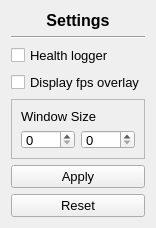
Above: ui/settings_window.ui from kpdudek/PhysicsSim before the change. Below: the same form after it.
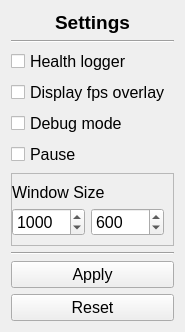
That is the form after the change.

Commit message: Settings window now controls game window size, debug mode, and pause state

Patch:
```diff
--- a/ui/settings_window.ui
+++ b/ui/settings_window.ui
@@ -6,8 +6,8 @@
    <rect>
     <x>0</x>
     <y>0</y>
-    <width>147</width>
-    <height>224</height>
+    <width>179</width>
+    <height>317</height>
    </rect>
   </property>
   <property name="windowTitle">
@@ -24,7 +24,7 @@
      </property>
      <property name="font">
       <font>
-       <pointsize>12</pointsize>
+       <pointsize>14</pointsize>
        <weight>75</weight>
        <bold>true</bold>
       </font>
@@ -48,7 +48,7 @@
     <widget class="QCheckBox" name="health_logger_checkbox">
      <property name="font">
       <font>
-       <pointsize>10</pointsize>
+       <pointsize>12</pointsize>
       </font>
      </property>
      <property name="text">
@@ -60,7 +60,7 @@
     <widget class="QCheckBox" name="checkBox">
      <property name="font">
       <font>
-       <pointsize>10</pointsize>
+       <pointsize>12</pointsize>
       </font>
      </property>
      <property name="text">
@@ -68,12 +68,36 @@
      </property>
     </widget>
    </item>
+   <item>
+    <widget class="QCheckBox" name="debug_mode_checkbox">
+     <property name="font">
+      <font>
+       <pointsize>12</pointsize>
+      </font>
+     </property>
+     <property name="text">
+      <string>Debug mode</string>
+     </property>
+    </widget>
+   </item>
+   <item>
+    <widget class="QCheckBox" name="pause_checkbox">
+     <property name="font">
+      <font>
+       <pointsize>12</pointsize>
+      </font>
+     </property>
+     <property name="text">
+      <string>Pause</string>
+     </property>
+    </widget>
+   </item>
    <item>
     <widget class="QFrame" name="frame">
      <property name="maximumSize">
       <size>
        <width>16777215</width>
-       <height>60</height>
+       <height>100</height>
       </size>
      </property>
      <property name="frameShape">
@@ -83,29 +107,56 @@
       <enum>QFrame::Raised</enum>
      </property>
      <layout class="QGridLayout" name="gridLayout">
+      <property name="leftMargin">
+       <number>0</number>
+      </property>
       <item row="1" column="1">
        <widget class="QSpinBox" name="spinBox_2">
         <property name="font">
          <font>
-          <pointsize>10</pointsize>
+          <pointsize>12</pointsize>
          </font>
         </property>
+        <property name="minimum">
+         <number>100</number>
+        </property>
+        <property name="maximum">
+         <number>10000</number>
+        </property>
+        <property name="singleStep">
+         <number>100</number>
+        </property>
+        <property name="value">
+         <number>600</number>
+        </property>
        </widget>
       </item>
       <item row="1" column="0">
        <widget class="QSpinBox" name="spinBox">
         <property name="font">
          <font>
-          <pointsize>10</pointsize>
+          <pointsize>12</pointsize>
          </font>
         </property>
+        <property name="minimum">
+         <number>100</number>
+        </property>
+        <property name="maximum">
+         <number>10000</number>
+        </property>
+        <property name="singleStep">
+         <number>100</number>
+        </property>
+        <property name="value">
+         <number>1000</number>
+        </property>
        </widget>
       </item>
       <item row="0" column="0" colspan="2">
        <widget class="QLabel" name="label_2">
         <property name="font">
          <font>
-          <pointsize>10</pointsize>
+          <pointsize>12</pointsize>
          </font>
         </property>
         <property name="text">
@@ -116,11 +167,18 @@
      </layout>
     </widget>
    </item>
+   <item>
+    <widget class="Line" name="line_2">
+     <property name="orientation">
+      <enum>Qt::Horizontal</enum>
+     </property>
+    </widget>
+   </item>
    <item>
     <widget class="QPushButton" name="apply_button">
      <property name="font">
       <font>
-       <pointsize>10</pointsize>
+       <pointsize>12</pointsize>
       </font>
      </property>
      <property name="text">
@@ -132,7 +190,7 @@
     <widget class="QPushButton" name="reset_to_defaults_button">
      <property name="font">
       <font>
-       <pointsize>10</pointsize>
+       <pointsize>12</pointsize>
       </font>
      </property>
      <property name="text">
```
Left out of the diff: 6 changed lines with no effect on the pictures. The commit also changes 4 other files.
